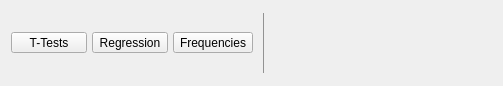
Qt form JASP-Desktop/ribbons/ribbonsummarystatistics.ui (jasp-stats/jasp-desktop) before a commit; both pictures show x 0 to 503 and y 0 to 86 of the 840 by 86 pixel window.
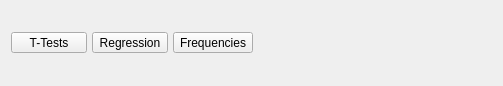
The same form after that commit. Icons and pictures are not drawn. Custom widgets are drawn as their Qt base class.

What changed in the file:
```diff
--- a/JASP-Desktop/ribbons/ribbonsummarystatistics.ui
+++ b/JASP-Desktop/ribbons/ribbonsummarystatistics.ui
@@ -254,18 +254,7 @@
      <property name="styleSheet">
       <string notr="true">QWidget { color : #929292 ; }</string>
      </property>
-     <layout class="QGridLayout" name="gridLayout_9">
-      <item row="0" column="0">
-       <widget class="Line" name="line2">
-        <property name="frameShadow">
-         <enum>QFrame::Plain</enum>
-        </property>
-        <property name="orientation">
-         <enum>Qt::Vertical</enum>
-        </property>
-       </widget>
-      </item>
-     </layout>
+     <layout class="QGridLayout" name="gridLayout_9"/>
     </widget>
    </item>
   </layout>
```
Left out of the diff: 1 changed line with no effect on the pictures.
